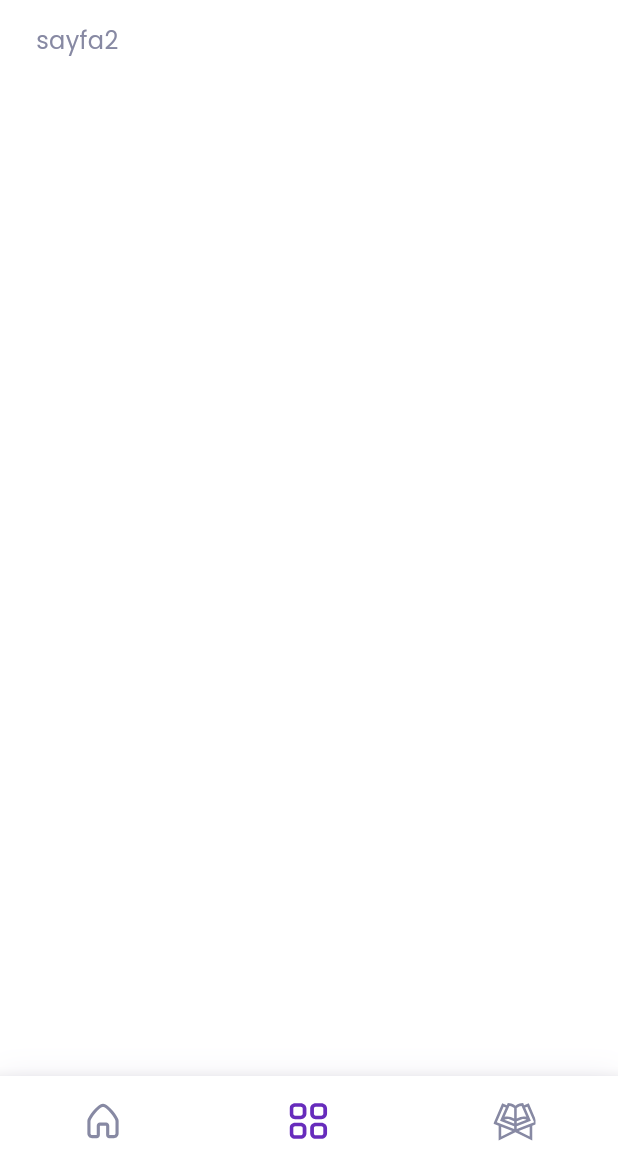
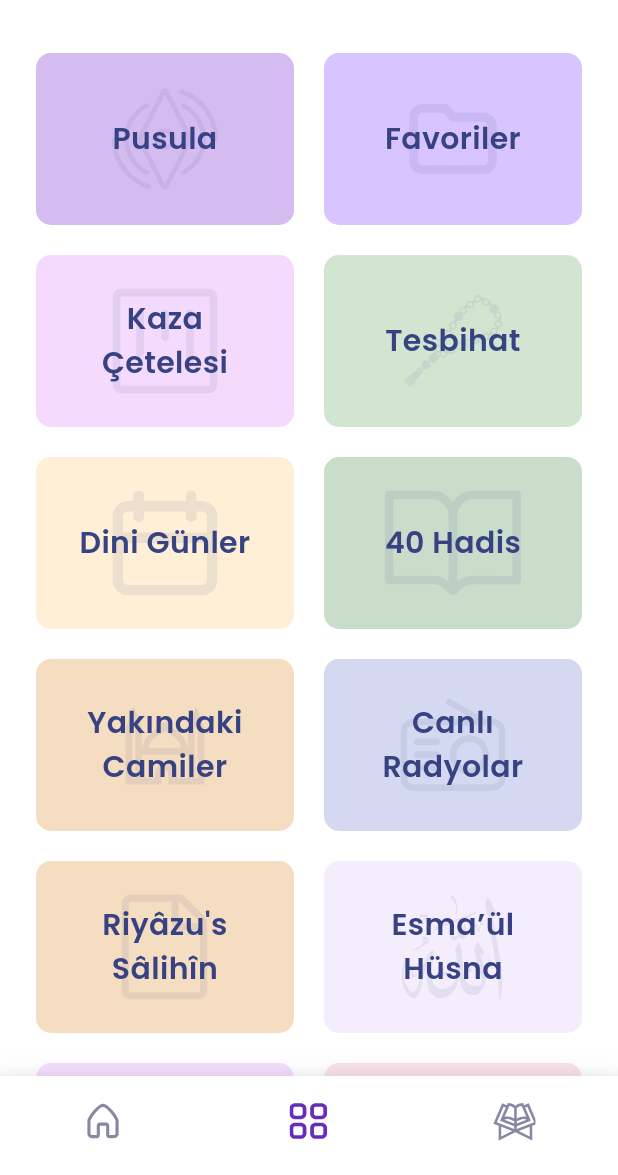
Before and after one commit to ruwiss/dini_atlas, a Flutter app: the HomeView screen opened by its route, item 2 of the bottom bar chosen, on a phone screen of 412 x 824 dp, the part 61-1236 px from its top. Run offline on Flutter 3.47's test engine with Material 3 defaults, Android fonts, the phone set to English and light mode, and no system bars; our stand-ins replace connectivity_plus, dio, flutter_local_notifications, flutter_native_splash, flutter_svg, fpdart and 7 more; missing offline and left inert: android_alarm_manager_plus; accounts and stored records are empty; generated files the repository leaves out were written again; network calls fail; statements that could not run were skipped.

Commit message:
category tab design

```diff
--- a/dini_atlas/lib/ui/common/constants/app_colors.dart
+++ b/dini_atlas/lib/ui/common/constants/app_colors.dart
@@ -18,11 +18,12 @@ const Color kcBlueGrayColor = Color(0xFFEDF3F9);
 
 // Purple
 const Color kcPurpleColorDark = Color(0xFF9055FF);
+const Color kcPurpleColorDarkSoft = Color(0xFF364282);
 const Color kcPurpleColorMedium = Color(0xFFDF98FA);
 const Color kcPurpleColorLight = Color(0xFFF3D4FF);
 
 // Random Card Colors
-List<Color> kcRandomCardColors = [
+List<Color> kcListCardColors = [
   const Color(0xFF863ED5).withOpacity(.35),
   const Color(0xFF9055FF).withOpacity(.35),
   const Color(0xFFDF98FA).withOpacity(.35),
--- a/dini_atlas/lib/ui/common/constants/app_images.dart
+++ b/dini_atlas/lib/ui/common/constants/app_images.dart
@@ -11,3 +11,16 @@ const String kiQuran = "assets/vectors/quran.svg";
 const String kiSettings = "assets/vectors/settings.svg";
 const String kiMosque = "assets/images/mosque.png";
 const String kiEar = "assets/vectors/ear.svg";
+
+const String kiCompass = "assets/vectors/compass.svg";
+const String kiKaza = "assets/vectors/kaza.svg";
+const String kiCalendar = "assets/vectors/calendar.svg";
+const String kiMosqueSvg = "assets/vectors/mosque.svg";
+const String kiPaper = "assets/vectors/paper.svg";
+const String kiPray = "assets/vectors/pray.svg";
+const String kiFolder = "assets/vectors/folder.svg";
+const String kiRosary = "assets/vectors/rosary.svg";
+const String kiBook = "assets/vectors/book.svg";
+const String kiBook2 = "assets/vectors/book2.svg";
+const String kiRadio = "assets/vectors/radio.svg";
+const String kiEsmaulHusna = "assets/vectors/esmaul_husna.svg";
--- a/dini_atlas/lib/ui/dialogs/settings/settings_noti_dialog.dart
+++ b/dini_atlas/lib/ui/dialogs/settings/settings_noti_dialog.dart
@@ -145,26 +145,29 @@ class _SettingsNotiDialogState extends State<SettingsNotiDialog> {
     return Row(
       mainAxisAlignment: MainAxisAlignment.spaceBetween,
       children: [
-        MaterialButton(
+        ElevatedButton(
           onPressed: () {
             widget.onSaveAll?.call(_prayerNotiSettings);
             _navigationService.back();
           },
-          color: kcGrayColorLightSoft,
           child: const Text(
             "Tümüne Uygula",
             style: TextStyle(fontSize: 14, color: kcPrimaryColorDark),
           ),
         ),
-        MaterialButton(
+        ElevatedButton(
           onPressed: () {
             widget.onSave?.call(_prayerNotiSettings);
             _navigationService.back();
           },
-          color: kcPurpleColorMedium,
+          style: ElevatedButton.styleFrom(backgroundColor: kcPurpleColorMedium),
           child: const Text(
             "Kaydet",
-            style: TextStyle(fontSize: 14, color: kcOnPrimaryColor),
+            style: TextStyle(
+              fontSize: 14,
+              color: kcOnPrimaryColor,
+              fontWeight: FontWeight.w600,
+            ),
           ),
         ),
       ],
--- a/dini_atlas/lib/ui/views/home/home_view.dart
+++ b/dini_atlas/lib/ui/views/home/home_view.dart
@@ -1,4 +1,5 @@
 import 'package:dini_atlas/ui/common/constants/constants.dart';
+import 'package:dini_atlas/ui/views/home/tabs/categories/categories_tab.dart';
 import 'package:dini_atlas/ui/views/home/tabs/home/home_tab.dart';
 import 'package:dini_atlas/ui/widgets/appbar.dart';
 import 'package:flutter/material.dart';
@@ -94,7 +95,7 @@ class _HomeViewState extends State<HomeView> {
       case 2:
         return const Text("sayfa3");
       case 1:
-        return const Text("sayfa2");
+        return const CategoriesTab();
       default:
         return HomeTabView(homeService: _homeService);
     }
--- /dev/null
+++ b/dini_atlas/lib/ui/views/home/tabs/categories/categories.dart
@@ -0,0 +1,91 @@
+import 'package:dini_atlas/ui/common/constants/constants.dart';
+import 'package:flutter/widgets.dart';
+
+class CategoryItem {
+  final String id;
+  final String name;
+  final String image;
+  final Color color;
+
+  CategoryItem({
+    required this.id,
+    required this.name,
+    required this.image,
+    required this.color,
+  });
+}
+
+final List<CategoryItem> categoryItems = [
+  CategoryItem(
+    id: "pusula",
+    name: "Pusula",
+    image: kiCompass,
+    color: kcListCardColors[0],
+  ),
+  CategoryItem(
+    id: "favoriler",
+    name: "Favoriler",
+    image: kiFolder,
+    color: kcListCardColors[1],
+  ),
+  CategoryItem(
+    id: "kaza",
+    name: "Kaza\nÇetelesi",
+    image: kiKaza,
+    color: kcListCardColors[2],
+  ),
+  CategoryItem(
+    id: "tesbihat",
+    name: "Tesbihat",
+    image: kiRosary,
+    color: kcListCardColors[3],
+  ),
+  CategoryItem(
+    id: "dini_gunler",
+    name: "Dini Günler",
+    image: kiCalendar,
+    color: kcListCardColors[4],
+  ),
+  CategoryItem(
+    id: "40_hadis",
+    name: "40 Hadis",
+    image: kiBook,
+    color: kcListCardColors[5],
+  ),
+  CategoryItem(
+    id: "camiler",
+    name: "Yakındaki\nCamiler",
+    image: kiMosqueSvg,
+    color: kcListCardColors[6],
+  ),
+  CategoryItem(
+    id: "radyolar",
+    name: "Canlı\nRadyolar",
+    image: kiRadio,
+    color: kcListCardColors[7],
+  ),
+  CategoryItem(
+    id: "hadisler",
+    name: "Riyâzu's\nSâlihîn",
+    image: kiPaper,
+    color: kcListCardColors[8],
+  ),
+  CategoryItem(
+    id: "esmaul_husna",
+    name: "Esma’ül\nHüsna",
+    image: kiEsmaulHusna,
+    color: kcListCardColors[9],
+  ),
+  CategoryItem(
+    id: "dualar",
+    name: "Duâlar",
+    image: kiPray,
+    color: kcListCardColors[10],
+  ),
+  CategoryItem(
+    id: "cuz",
+    name: "Elif Bâ",
+    image: kiBook2,
+    color: kcListCardColors[11],
+  ),
+];
--- /dev/null
+++ b/dini_atlas/lib/ui/views/home/tabs/categories/categories_tab.dart
@@ -0,0 +1,68 @@
+import 'package:dini_atlas/ui/common/constants/constants.dart';
+import 'package:dini_atlas/ui/views/home/tabs/categories/categories.dart';
+import 'package:flutter/material.dart';
+import 'package:flutter_svg/flutter_svg.dart';
+
+class CategoriesTab extends StatefulWidget {
+  const CategoriesTab({super.key});
+
+  @override
+  State<CategoriesTab> createState() => _CategoriesTabState();
+}
+
+class _CategoriesTabState extends State<CategoriesTab> {
+  @override
+  Widget build(BuildContext context) {
+    return Scaffold(
+      body: Center(
+        child: GridView.builder(
+          itemCount: categoryItems.length,
+          padding: const EdgeInsets.symmetric(vertical: 20),
+          gridDelegate: const SliverGridDelegateWithFixedCrossAxisCount(
+            crossAxisCount: 2,
+            childAspectRatio: 3 / 2,
+            crossAxisSpacing: 20,
+            mainAxisSpacing: 20,
+          ),
+          itemBuilder: (context, index) {
+            final CategoryItem item = categoryItems[index];
+            return InkWell(
+              borderRadius: BorderRadius.circular(10),
+              onTap: () {
+                print(item.id);
+              },
+              child: Stack(
+                alignment: Alignment.center,
+                children: [
+                  // Card
+                  Container(
+                    alignment: Alignment.center,
+                    decoration: BoxDecoration(
+                      color: item.color,
+                      borderRadius: BorderRadius.circular(10),
+                    ),
+                  ),
+                  // Icon
+                  Opacity(
+                    opacity: .6,
+                    child: SvgPicture.asset(item.image),
+                  ),
+                  // Text
+                  Text(
+                    item.name,
+                    textAlign: TextAlign.center,
+                    style: const TextStyle(
+                      fontWeight: FontWeight.w600,
+                      fontSize: 20,
+                      color: kcPurpleColorDarkSoft,
+                    ),
+                  ),
+                ],
+              ),
+            );
+          },
+        ),
+      ),
+    );
+  }
+}
```
Also changed, not shown: dini_atlas/assets/vectors/book.svg (added), dini_atlas/assets/vectors/book2.svg (added), dini_atlas/assets/vectors/calendar.svg (added), dini_atlas/assets/vectors/compass.svg (added), dini_atlas/assets/vectors/esmaul_husna.svg (added), dini_atlas/assets/vectors/folder.svg (added), dini_atlas/assets/vectors/kaza.svg (added), dini_atlas/assets/vectors/mosque.svg (added), dini_atlas/assets/vectors/paper.svg (added), dini_atlas/assets/vectors/pray.svg (added), dini_atlas/assets/vectors/radio.svg (added), dini_atlas/assets/vectors/rosary.svg (added), dini_atlas/lib/ui/common/constants/app_strings.dart (line endings or trailing spaces).
